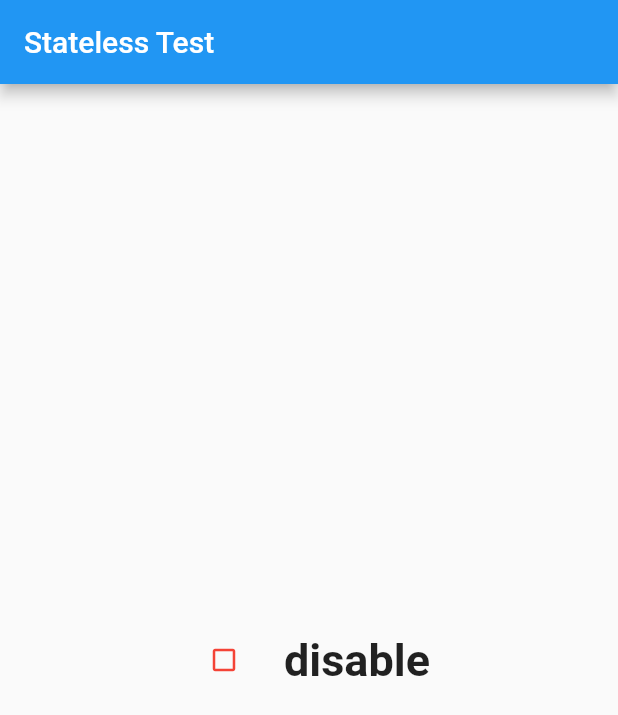
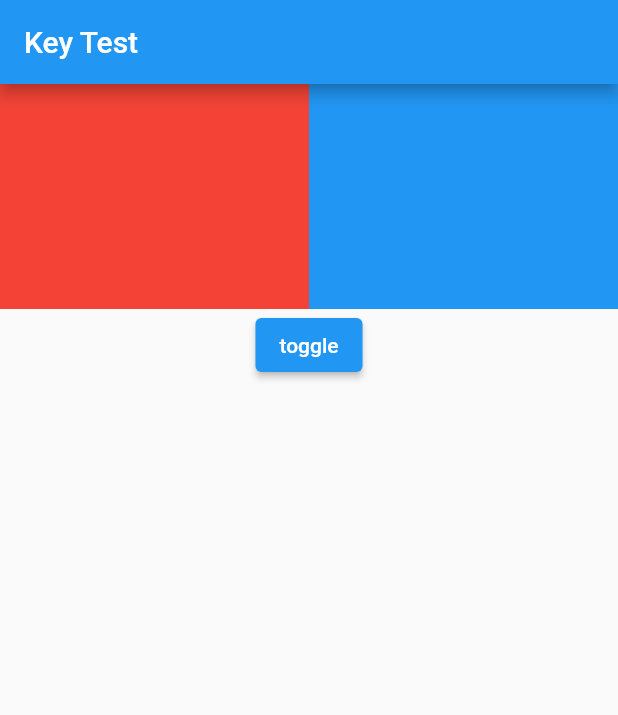
Before and after one commit to Bincher/3-2_project, a Flutter app: the screen it shows after launch, on a phone screen of 412 x 824 dp. Shown: the top 715 px of the screen. Run offline on Flutter 3.47's test engine with Material 2 defaults, Android fonts, the phone set to English and light mode, and no system bars.

Commit message:
사용자 인터페이스 아키텍처

```diff
--- a/app1/lib/main.dart
+++ b/app1/lib/main.dart
@@ -1,68 +1,80 @@
+// ignore_for_file: avoid_print, must_be_immutable, no_logic_in_create_state
+
 import 'package:flutter/material.dart';
 
 void main() {
   runApp(MyApp());
 }
 
-// ignore: must_be_immutable
-class MyApp extends StatefulWidget {
-  MyApp({super.key});
+class MyApp extends StatelessWidget {
+  const MyApp({super.key});
 
   @override
-  State<MyApp> createState() => _MyAppState();
+  Widget build(BuildContext context) {
+    return const MaterialApp(home: MyListWidget());
+  }
 }
 
-class _MyAppState extends State<MyApp> {
-  bool enabled = false;
+class MyListWidget extends StatefulWidget {
+  const MyListWidget({super.key});
 
-  String stateText = "disable";
+  @override
+  State<StatefulWidget> createState() {
+    return _MyListWidgetState();
+  }
+}
 
-  void changeCheck() {
+class _MyListWidgetState extends State<MyListWidget> {
+  List<Widget> widgetList = [
+    // UniqueKey()뒤 ,의 여부따라 저장시 라인수가 달라짐
+    MyColorItemWidget(
+      Colors.red,
+      key: UniqueKey(),
+    ),
+    MyColorItemWidget(Colors.blue, key: UniqueKey()),
+    // UniqueKey()를 지우면 제대로된 동작이 불가능
+  ];
+  onChange() {
+    print(widgetList.elementAt(0).key);
     setState(() {
-      if (enabled) {
-        stateText = "disable";
-        enabled = false;
-      } else {
-        stateText = "enable";
-        enabled = true;
-      }
+      widgetList.insert(1, widgetList.removeAt(0));
     });
   }
 
   @override
   Widget build(BuildContext context) {
-    return MaterialApp(
-        home: Scaffold(
-            appBar: AppBar(
-              title: const Text('Stateless Test'),
-            ),
-            body: Center(
-              child: Row(
-                mainAxisAlignment: MainAxisAlignment.center,
-                children: [
-                  IconButton(
-                    icon: (enabled
-                        ? const Icon(
-                            Icons.check_box,
-                            size: 20,
-                          )
-                        : const Icon(
-                            Icons.check_box_outline_blank,
-                            size: 20,
-                          )),
-                    color: Colors.red,
-                    onPressed: changeCheck,
-                  ),
-                  Container(
-                    padding: const EdgeInsets.only(left: 16),
-                    child: Text(
-                      stateText,
-                      style: const TextStyle(
-                          fontSize: 30, fontWeight: FontWeight.bold),
-                    ),
-                  ),
-                ],
-              ),
-            )));
+    return Scaffold(
+        appBar: AppBar(
+          title: const Text('Key Test'),
+        ),
+        body: Column(children: [
+          Row(
+            children: widgetList,
+          ),
+          ElevatedButton(onPressed: onChange, child: Text("toggle"))
+        ]));
   }
 }
+
+class MyColorItemWidget extends StatefulWidget {
+  Color color;
+  MyColorItemWidget(this.color, {Key? key}) : super(key: key);
+  @override
+  State<StatefulWidget> createState() {
+    return _MyColorItemWidgetState(color);
+  }
+}
+
+class _MyColorItemWidgetState extends State<MyColorItemWidget> {
+  Color color;
+  _MyColorItemWidgetState(this.color);
+  @override
+  Widget build(BuildContext context) {
+    return Expanded(
+        child: Container(
+      color: color,
+      width: 150,
+      height: 150,
+    ));
+  }
+}
```
